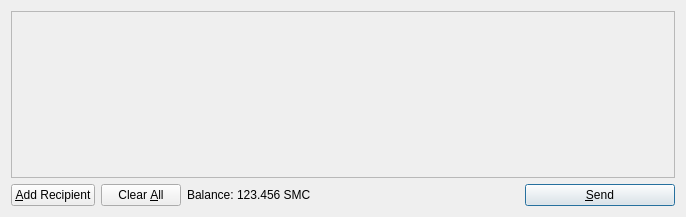
Above: src/qt/forms/sendcoinsdialog.ui from Credit-Currency/Credit before the change. Below: the same form after it.
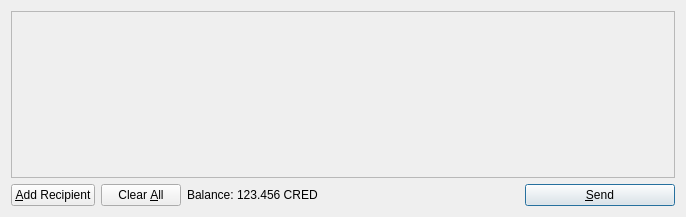
That is the form after the change. Icons and pictures are not drawn.

Diff of the .ui file:
```diff
--- a/src/qt/forms/sendcoinsdialog.ui
+++ b/src/qt/forms/sendcoinsdialog.ui
@@ -119,7 +119,7 @@
           <cursorShape>IBeamCursor</cursorShape>
          </property>
          <property name="text">
-          <string>123.456 SMC</string>
+          <string>123.456 CRED</string>
          </property>
          <property name="textInteractionFlags">
           <set>Qt::LinksAccessibleByMouse|Qt::TextSelectableByKeyboard|Qt::TextSelectableByMouse</set>
```
